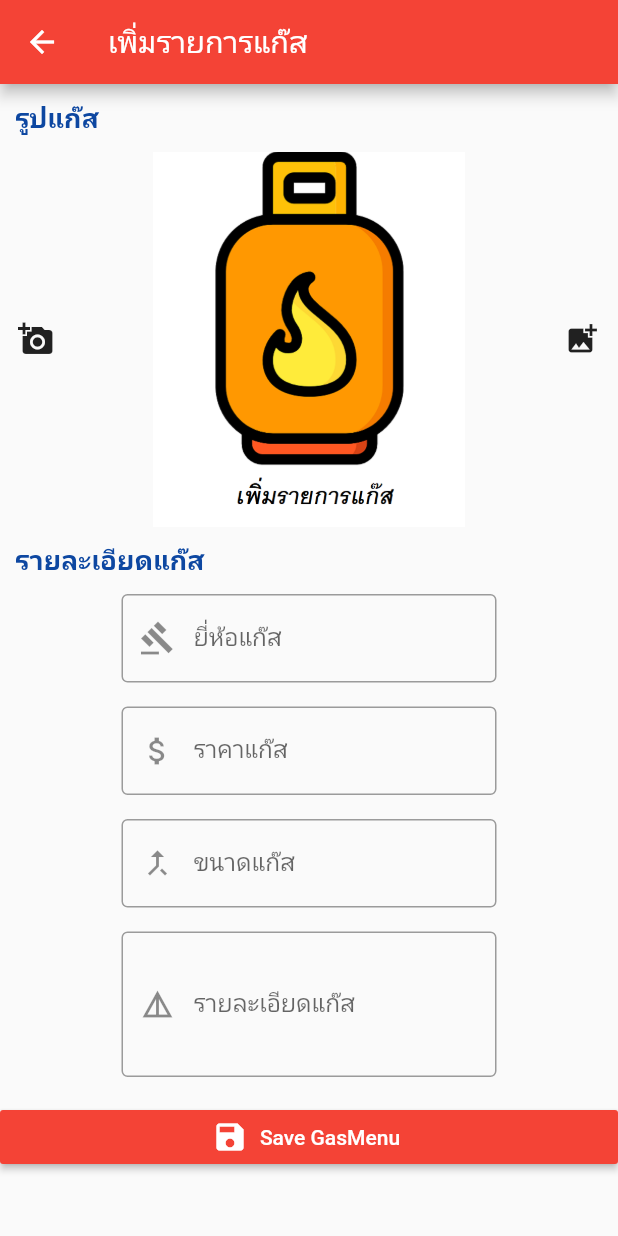
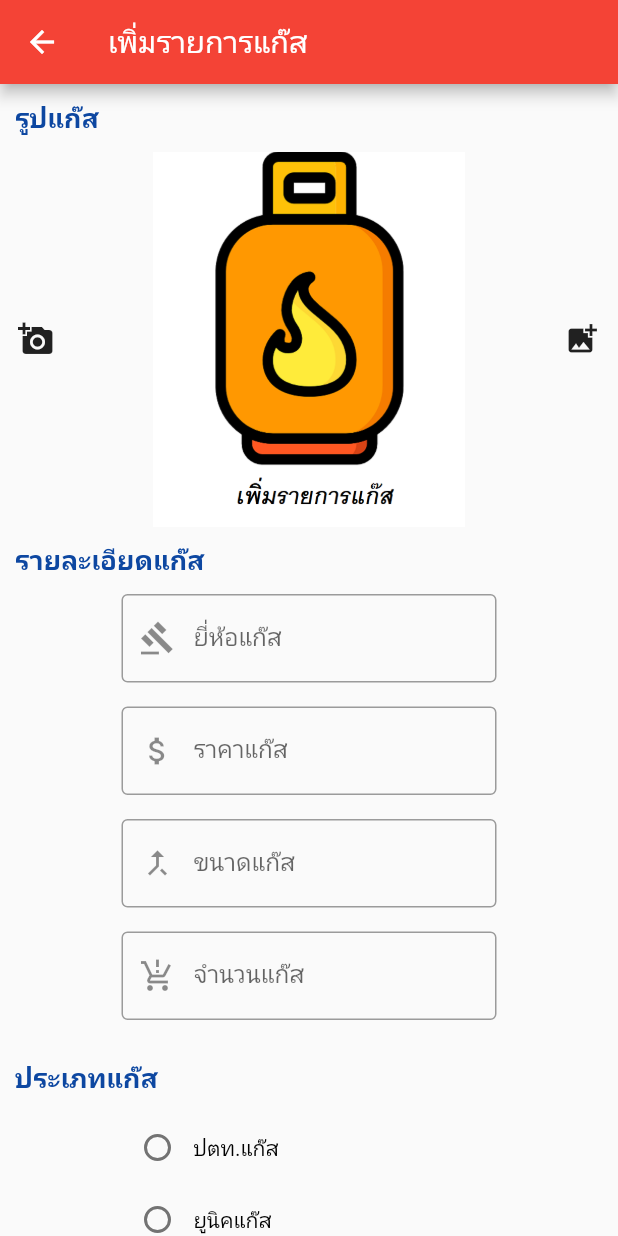
Before and after one commit to 624235049/ppsgasproject, a Flutter app: the AddGasMenu screen opened directly, on a phone screen of 412 x 824 dp. Run offline on Flutter 3.47's test engine with Material 2 defaults, Android fonts, the phone set to English and light mode, and no system bars; our stand-ins replace dio, google_maps_flutter, image_picker, location, shared_preferences; accounts and stored records are empty.

Commit message:
edit type gas

```diff
--- a/lib/screen/add_gas_menu.dart
+++ b/lib/screen/add_gas_menu.dart
@@ -16,7 +16,7 @@ class AddGasMenu extends StatefulWidget {
 
 class _AddGasMenuState extends State<AddGasMenu> {
   File file;
-  String brandGas, price, size, detail;
+  String brandGas, price, size, quantity, gasType;
 
   @override
   Widget build(BuildContext context) {
@@ -36,8 +36,13 @@ class _AddGasMenuState extends State<AddGasMenu> {
             MyStyle().mySizebox(),
             sizeForm(),
             MyStyle().mySizebox(),
-            detailForm(),
+            quantityForm(),
             MyStyle().mySizebox(),
+            showTitleGas('ประเภทแก๊ส'),
+            PTTRadio(),
+            UNIQRadio(),
+            SiamRadio(),
+            WorldRadio(),
             saveButton(),
           ],
         ),
@@ -59,8 +64,10 @@ class _AddGasMenuState extends State<AddGasMenu> {
               price.isEmpty ||
               size == null ||
               size.isEmpty ||
-              detail == null ||
-              detail.isEmpty) {
+              quantity == null ||
+              quantity.isEmpty ||
+              gasType == null ||
+              gasType.isEmpty) {
             normalDialog(context, 'กรุณากรอกให้ครบทุกช่อง !');
           } else {
             uploadGasAndInsertData();
@@ -97,7 +104,7 @@ class _AddGasMenuState extends State<AddGasMenu> {
         String idShop = preferences.getString('id');
 
         String urlInsertData =
-            'http://192.168.31.104:8080/gasorderuser/addGas.php?isAdd=true&idShop=$idShop&BrandGas=$brandGas&PathImage=$urlPathImage&Price=$price&Size=$size&Detail=$detail';
+            'http://192.168.31.104:8080/gasorderuser/addGas.php?isAdd=true&idShop=$idShop&BrandGas=$brandGas&PathImage=$urlPathImage&Price=$price&Size=$size&Quantity=$quantity&Gastype=$gasType';
         await Dio().get(urlInsertData).then((value) => Navigator.pop(context));
       });
     } catch (e) {}
@@ -140,15 +147,13 @@ class _AddGasMenuState extends State<AddGasMenu> {
         ),
       );
 
-  Widget detailForm() => Container(
+  Widget quantityForm() => Container(
         width: 250.0,
         child: TextField(
-          onChanged: (value) => detail = value.trim(),
-          keyboardType: TextInputType.multiline,
-          maxLines: 3,
+          onChanged: (value) => quantity = value.trim(),
           decoration: InputDecoration(
-            prefixIcon: Icon(Icons.details),
-            labelText: 'รายละเอียดแก๊ส',
+            prefixIcon: Icon(Icons.production_quantity_limits),
+            labelText: 'จำนวนแก๊ส',
             border: OutlineInputBorder(),
           ),
         ),
@@ -190,6 +195,106 @@ class _AddGasMenuState extends State<AddGasMenu> {
     } catch (e) {}
   }
 
+  Widget PTTRadio() => Row(
+        mainAxisAlignment: MainAxisAlignment.center,
+        children: [
+          Container(
+            width: 250.0,
+            child: Row(
+              children: <Widget>[
+                Radio(
+                    value: 'pttgas',
+                    groupValue: gasType,
+                    onChanged: (value) {
+                      setState(() {
+                        gasType = value;
+                      });
+                    }),
+                Text(
+                  'ปตท.แก๊ส',
+                  style: TextStyle(color: MyStyle().darkColor),
+                ),
+              ],
+            ),
+          ),
+        ],
+      );
+
+  Widget UNIQRadio() => Row(
+        mainAxisAlignment: MainAxisAlignment.center,
+        children: [
+          Container(
+            width: 250.0,
+            child: Row(
+              children: <Widget>[
+                Radio(
+                    value: 'uniquegas',
+                    groupValue: gasType,
+                    onChanged: (value) {
+                      setState(() {
+                        gasType = value;
+                      });
+                    }),
+                Text(
+                  'ยูนิคแก๊ส',
+                  style: TextStyle(color: MyStyle().darkColor),
+                ),
+              ],
+            ),
+          ),
+        ],
+      );
+
+  Widget WorldRadio() => Row(
+        mainAxisAlignment: MainAxisAlignment.center,
+        children: [
+          Container(
+            width: 250.0,
+            child: Row(
+              children: <Widget>[
+                Radio(
+                    value: 'worldgas',
+                    groupValue: gasType,
+                    onChanged: (value) {
+                      setState(() {
+                        gasType = value;
+                      });
+                    }),
+                Text(
+                  'เวิลด์แก๊ส',
+                  style: TextStyle(color: MyStyle().darkColor),
+                ),
+              ],
+            ),
+          ),
+        ],
+      );
+
+  Widget SiamRadio() => Row(
+        mainAxisAlignment: MainAxisAlignment.center,
+        children: [
+          Container(
+            width: 250.0,
+            child: Row(
+              children: <Widget>[
+                Radio(
+                    value: 'siamgas',
+                    groupValue: gasType,
+                    onChanged: (value) {
+                      setState(() {
+                        gasType = value;
+                      });
+                    }),
+                Text(
+                  'สยามแก๊ส',
+                  style: TextStyle(color: MyStyle().darkColor),
+                ),
+              ],
+            ),
+          ),
+        ],
+      );
+
   Widget showTitleGas(String string) {
     return Container(
       margin: EdgeInsets.all(10.0),
```
